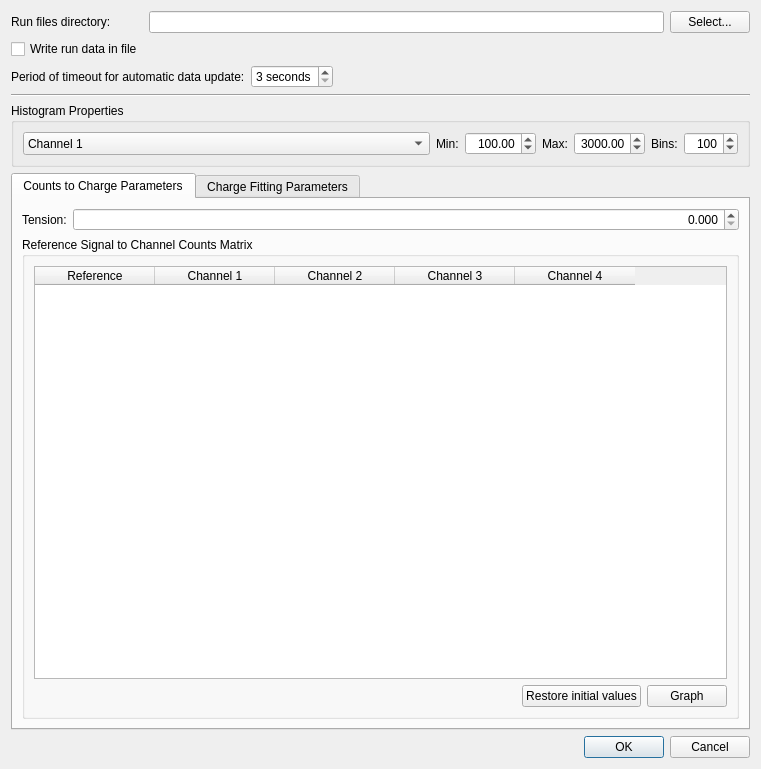
This is settingsdialog.ui in MichaelColonel/BeamComposition-Linux as Qt 5 draws it before an edit. The edited form follows.
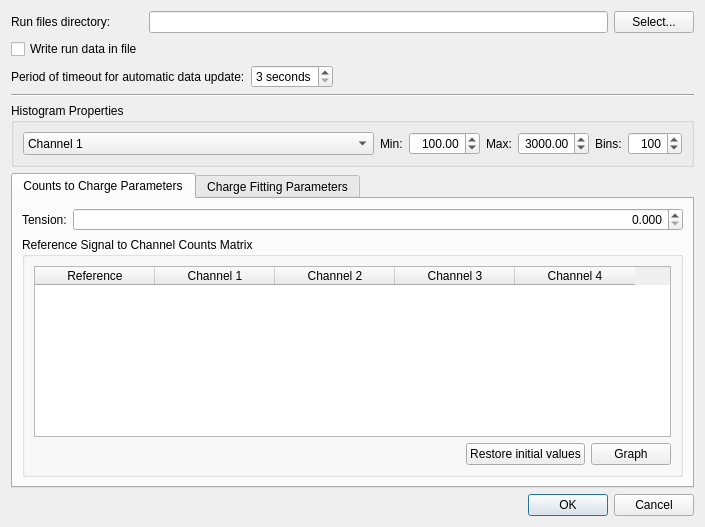
This is the edited form. Icons and pictures are not drawn.

What changed in the file:
```diff
--- a/settingsdialog.ui
+++ b/settingsdialog.ui
@@ -6,8 +6,8 @@
    <rect>
     <x>0</x>
     <y>0</y>
-    <width>761</width>
-    <height>769</height>
+    <width>705</width>
+    <height>488</height>
    </rect>
   </property>
   <property name="windowTitle">
```
